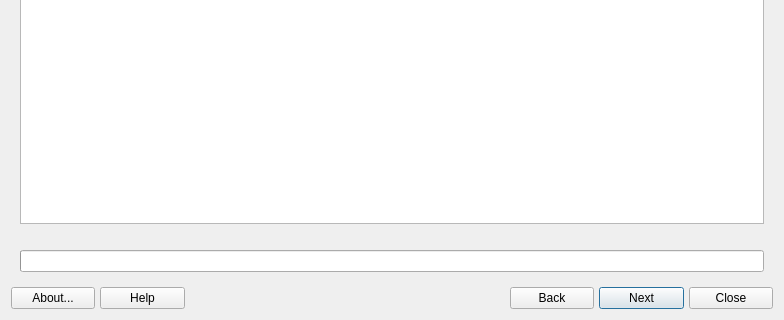
Qt form mainwindow.ui (AdrianTM/mx-template) before a commit; both pictures show x 0 to 784 and y 185 to 505 of the 784 by 505 pixel window.
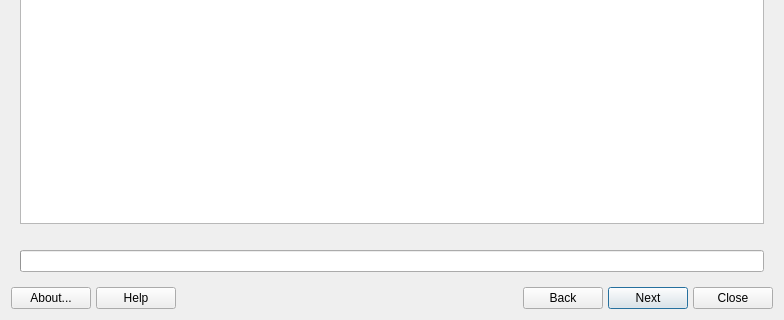
The same form after that commit. Icons and pictures are not drawn.

Commit message: don't expand buttons

```diff
--- a/mainwindow.ui
+++ b/mainwindow.ui
@@ -100,7 +100,7 @@
         <enum>Qt::Horizontal</enum>
        </property>
        <property name="sizeType">
-        <enum>QSizePolicy::Minimum</enum>
+        <enum>QSizePolicy::Expanding</enum>
        </property>
        <property name="sizeHint" stdset="0">
         <size>
@@ -142,11 +142,11 @@
         <enum>Qt::Horizontal</enum>
        </property>
        <property name="sizeType">
-        <enum>QSizePolicy::Minimum</enum>
+        <enum>QSizePolicy::Expanding</enum>
        </property>
        <property name="sizeHint" stdset="0">
         <size>
-         <width>183</width>
+         <width>100</width>
          <height>20</height>
         </size>
        </property>
```
The commit also changes 2 other files.
